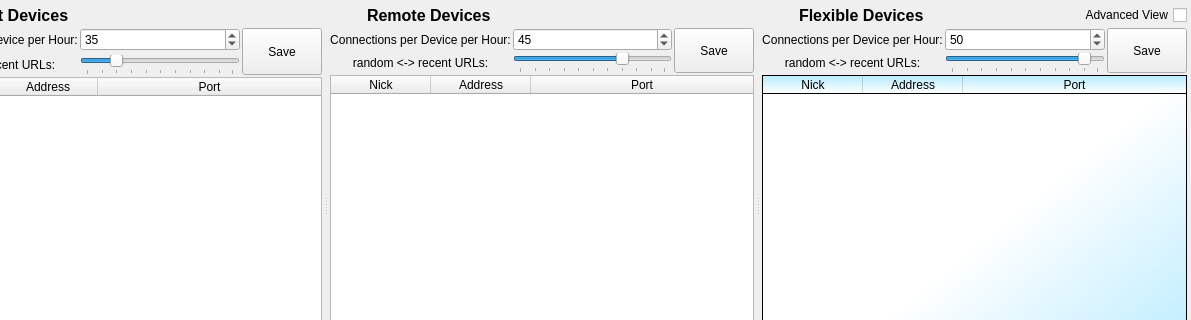
The window that ui/connection-display.ui (berndhs/arado) describes before a commit, drawn with Qt 5; both pictures show x 107 to 1298 and y 0 to 320 of the 1298 by 480 pixel window.
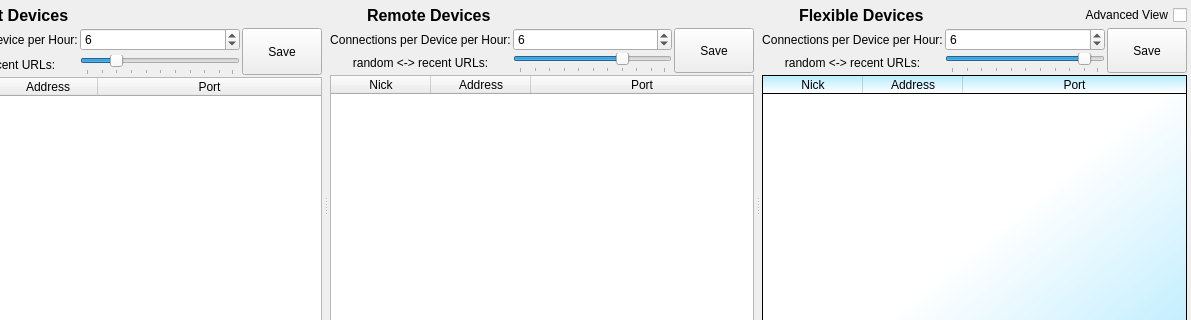
The same window after the commit. Icons and pictures are not drawn.

Diff of the .ui file:
```diff
--- a/ui/connection-display.ui
+++ b/ui/connection-display.ui
@@ -168,13 +168,13 @@
             <double>1.000000000000000</double>
            </property>
            <property name="maximum">
-            <double>400.000000000000000</double>
+            <double>120.000000000000000</double>
            </property>
            <property name="singleStep">
             <double>1.000000000000000</double>
            </property>
            <property name="value">
-            <double>35.000000000000000</double>
+            <double>6.000000000000000</double>
            </property>
           </widget>
          </item>
@@ -350,13 +350,13 @@
             <double>1.000000000000000</double>
            </property>
            <property name="maximum">
-            <double>400.000000000000000</double>
+            <double>120.000000000000000</double>
            </property>
            <property name="singleStep">
             <double>1.000000000000000</double>
            </property>
            <property name="value">
-            <double>45.000000000000000</double>
+            <double>6.000000000000000</double>
            </property>
           </widget>
          </item>
@@ -548,13 +548,13 @@
             <double>1.000000000000000</double>
            </property>
            <property name="maximum">
-            <double>400.000000000000000</double>
+            <double>120.000000000000000</double>
            </property>
            <property name="singleStep">
             <double>1.000000000000000</double>
            </property>
            <property name="value">
-            <double>50.000000000000000</double>
+            <double>6.000000000000000</double>
            </property>
           </widget>
          </item>
```
